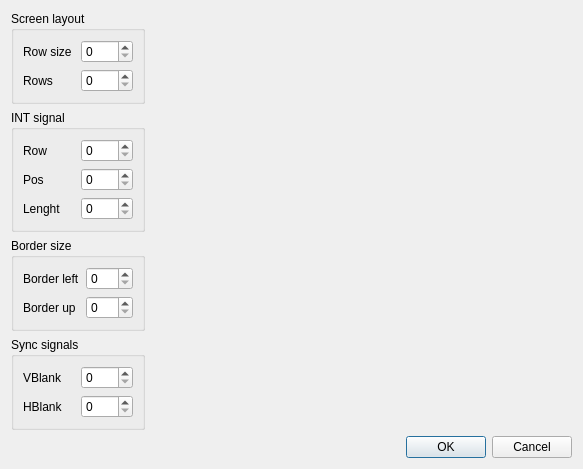
Old version of the form ui/layedit.ui in the repository samstyle/Xpeccy.
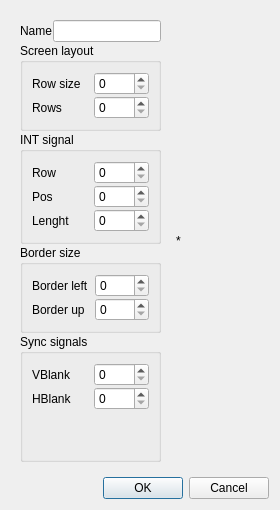
New version of the form. Icons and pictures are not drawn.

Commit message: build 20141215 [*] fix some bugs after last refactoring [*] refactoring... :) [+] now it's possible to change romset and layout names

Diff of the .ui file:
```diff
--- a/ui/layedit.ui
+++ b/ui/layedit.ui
@@ -2,22 +2,32 @@
 <ui version="4.0">
  <class>LayEditor</class>
  <widget class="QDialog" name="LayEditor">
-  <property name="geometry">
-   <rect>
-    <x>0</x>
-    <y>0</y>
-    <width>583</width>
-    <height>401</height>
-   </rect>
-  </property>
   <property name="windowTitle">
    <string>Xpeccy layout editor</string>
   </property>
   <layout class="QVBoxLayout" name="verticalLayout_2">
    <item>
-    <layout class="QHBoxLayout" name="horizontalLayout_2" stretch="0,10,0">
+    <layout class="QHBoxLayout" name="horizontalLayout_3">
      <item>
+      <widget class="QWidget" name="layWidget" native="true">
       <layout class="QVBoxLayout" name="verticalLayout">
+        <property name="spacing">
+         <number>1</number>
+        </property>
+        <item>
+         <layout class="QHBoxLayout" name="horizontalLayout_2">
+          <item>
+           <widget class="QLabel" name="label_10">
+            <property name="text">
+             <string>Name</string>
+            </property>
+           </widget>
+          </item>
+          <item>
+           <widget class="QLineEdit" name="layName"/>
+          </item>
+         </layout>
+        </item>
        <item>
         <widget class="QGroupBox" name="groupBox_2">
          <property name="title">
@@ -27,6 +37,9 @@
           <bool>false</bool>
          </property>
          <layout class="QGridLayout" name="gridLayout_2">
+           <property name="verticalSpacing">
+            <number>1</number>
+           </property>
           <item row="0" column="0">
            <widget class="QLabel" name="label">
             <property name="text">
@@ -64,6 +77,9 @@
           <string>INT signal</string>
          </property>
          <layout class="QGridLayout" name="gridLayout">
+           <property name="verticalSpacing">
+            <number>1</number>
+           </property>
           <item row="0" column="0">
            <widget class="QLabel" name="label_4">
             <property name="text">
@@ -115,6 +131,9 @@
           <string>Border size</string>
          </property>
          <layout class="QGridLayout" name="gridLayout_4">
+           <property name="verticalSpacing">
+            <number>1</number>
+           </property>
           <item row="0" column="0">
            <widget class="QLabel" name="label_3">
             <property name="text">
@@ -152,6 +171,9 @@
           <string>Sync signals</string>
          </property>
          <layout class="QGridLayout" name="gridLayout_3">
+           <property name="verticalSpacing">
+            <number>1</number>
+           </property>
           <item row="0" column="1">
            <widget class="QSpinBox" name="vsyncBox">
             <property name="maximum">
@@ -197,11 +219,12 @@
         </widget>
        </item>
       </layout>
+      </widget>
      </item>
      <item>
       <widget class="QLabel" name="showField">
        <property name="text">
-        <string/>
+        <string>*</string>
        </property>
       </widget>
      </item>
@@ -212,7 +235,7 @@
        </property>
        <property name="sizeHint" stdset="0">
         <size>
-         <width>1</width>
+         <width>88</width>
          <height>20</height>
         </size>
        </property>
```
Lines whose indentation alone changed are shown as unchanged. The commit also changes 40 other files.
